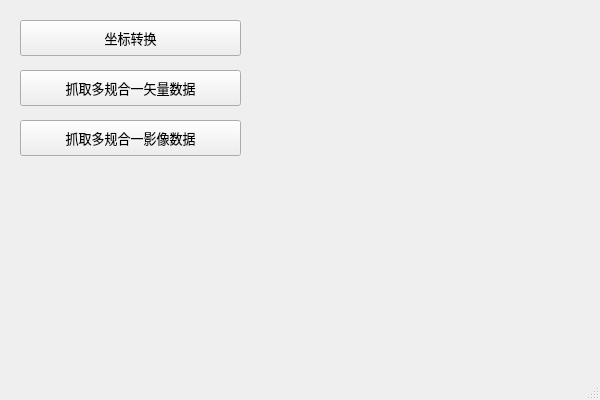
Above: UI/UIMain.ui from zou-mono/oneTools before the change. Below: the same form after it.
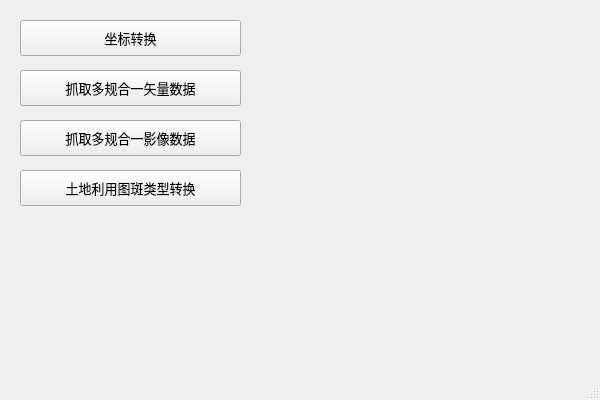
That is the form after the change. Icons and pictures are not drawn.

```diff
--- a/UI/UIMain.ui
+++ b/UI/UIMain.ui
@@ -147,6 +147,41 @@
      </size>
     </property>
    </widget>
+   <widget class="QPushButton" name="btn_landUseTypeConvert">
+    <property name="geometry">
+     <rect>
+      <x>20</x>
+      <y>170</y>
+      <width>221</width>
+      <height>36</height>
+     </rect>
+    </property>
+    <property name="sizePolicy">
+     <sizepolicy hsizetype="Minimum" vsizetype="Preferred">
+      <horstretch>0</horstretch>
+      <verstretch>0</verstretch>
+     </sizepolicy>
+    </property>
+    <property name="font">
+     <font>
+      <family>微软雅黑</family>
+      <pointsize>10</pointsize>
+     </font>
+    </property>
+    <property name="text">
+     <string>土地利用图斑类型转换</string>
+    </property>
+    <property name="icon">
+     <iconset resource="../icons.qrc">
+      <normaloff>:/icons/icons/GeodatabaseDistributedSchemaCompare32.png</normaloff>:/icons/icons/GeodatabaseDistributedSchemaCompare32.png</iconset>
+    </property>
+    <property name="iconSize">
+     <size>
+      <width>32</width>
+      <height>32</height>
+     </size>
+    </property>
+   </widget>
   </widget>
   <widget class="QMenuBar" name="menubar">
    <property name="geometry">
```
Left out of the diff: 2 changed lines with no effect on the pictures.
